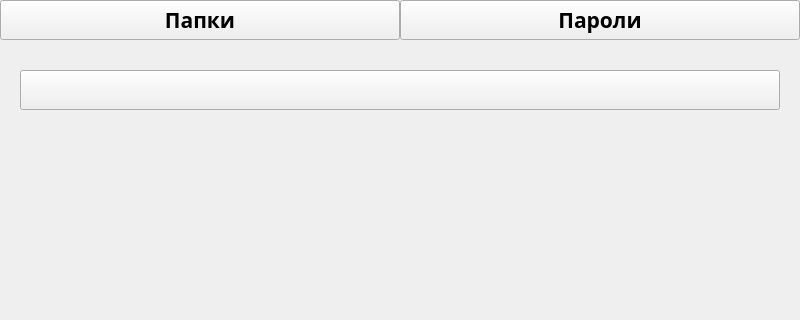
Qt form QT_layouts/workWindow.ui (Yuri4ek/QT_project) before a commit; both pictures show x 0 to 800 and y 0 to 320 of the 800 by 600 pixel window.
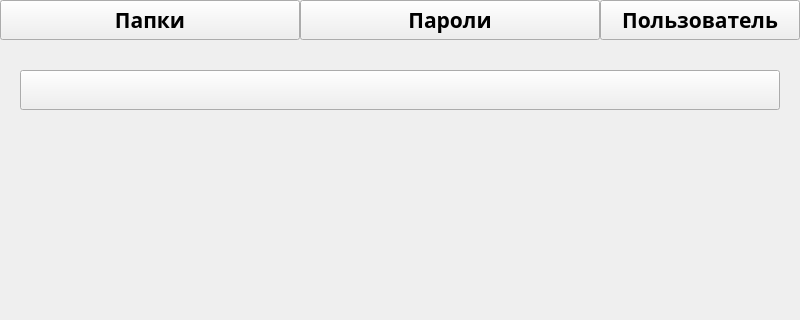
The same form after that commit.

Patch:
```diff
--- a/QT_layouts/workWindow.ui
+++ b/QT_layouts/workWindow.ui
@@ -36,7 +36,7 @@
      <rect>
       <x>0</x>
       <y>0</y>
-      <width>400</width>
+      <width>300</width>
       <height>40</height>
      </rect>
     </property>
@@ -59,9 +59,9 @@
    <widget class="QPushButton" name="passwords_button">
     <property name="geometry">
      <rect>
-      <x>400</x>
+      <x>300</x>
       <y>0</y>
-      <width>400</width>
+      <width>300</width>
       <height>40</height>
      </rect>
     </property>
@@ -132,6 +132,27 @@
      </property>
     </layout>
    </widget>
+   <widget class="QPushButton" name="client_button">
+    <property name="geometry">
+     <rect>
+      <x>600</x>
+      <y>0</y>
+      <width>200</width>
+      <height>40</height>
+     </rect>
+    </property>
+    <property name="font">
+     <font>
+      <family>Yu Gothic UI Semilight</family>
+      <pointsize>16</pointsize>
+      <weight>75</weight>
+      <bold>true</bold>
+     </font>
+    </property>
+    <property name="text">
+     <string>Пользователь</string>
+    </property>
+   </widget>
   </widget>
  </widget>
  <resources/>
```
